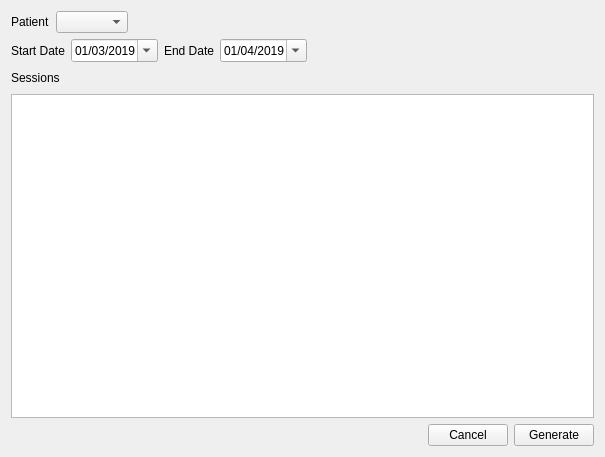
First picture: the form in components/bbdd/report.ui, repository robocomp/euroage-tv, before the edit.
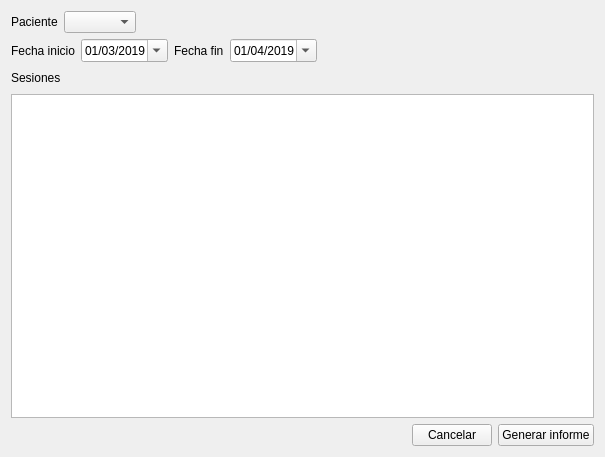
Second picture: the form after the edit.

Commit message: Text in spanish, april removed from patient table

```diff
--- a/components/bbdd/report.ui
+++ b/components/bbdd/report.ui
@@ -19,7 +19,7 @@
      <item>
       <widget class="QLabel" name="label">
        <property name="text">
-        <string>Patient</string>
+        <string>Paciente</string>
        </property>
       </widget>
      </item>
@@ -50,7 +50,7 @@
      <item>
       <widget class="QLabel" name="label_2">
        <property name="text">
-        <string>Start Date</string>
+        <string>Fecha inicio</string>
        </property>
       </widget>
      </item>
@@ -77,7 +77,7 @@
      <item>
       <widget class="QLabel" name="label_4">
        <property name="text">
-        <string>End Date</string>
+        <string>Fecha fin</string>
        </property>
       </widget>
      </item>
@@ -121,7 +121,7 @@
      <item>
       <widget class="QLabel" name="label_3">
        <property name="text">
-        <string>Sessions</string>
+        <string>Sesiones</string>
        </property>
       </widget>
      </item>
@@ -165,14 +165,14 @@
      <item>
       <widget class="QPushButton" name="cancel_pb">
        <property name="text">
-        <string>Cancel</string>
+        <string>Cancelar</string>
        </property>
       </widget>
      </item>
      <item>
       <widget class="QPushButton" name="generate_pb">
        <property name="text">
-        <string>Generate</string>
+        <string>Generar informe</string>
        </property>
       </widget>
      </item>
```
Left out of the diff: 2 changed lines with no effect on the pictures. The commit also changes 6 other files.
